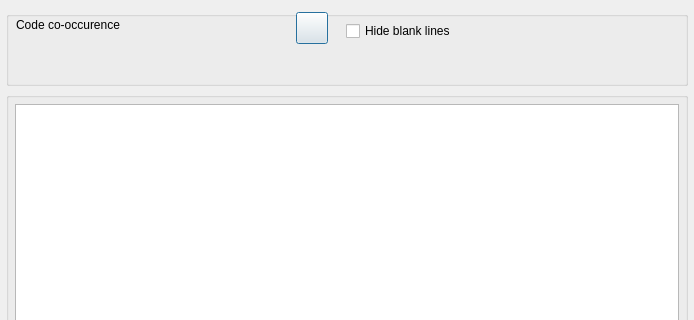
Qt form GUI_UIs/ui_dialog_cooccurrence.ui (ccbogel/QualCoder) before a commit; both pictures show x 0 to 694 and y 0 to 320 of the 694 by 543 pixel window.
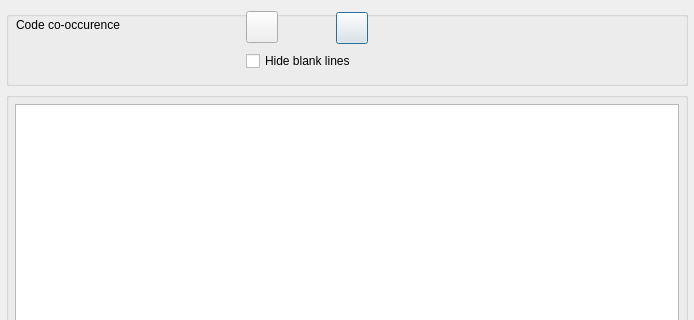
The same form after that commit.

```diff
--- a/GUI_UIs/ui_dialog_cooccurrence.ui
+++ b/GUI_UIs/ui_dialog_cooccurrence.ui
@@ -45,7 +45,7 @@
        <rect>
         <x>10</x>
         <y>3</y>
-        <width>261</width>
+        <width>221</width>
         <height>22</height>
        </rect>
       </property>
@@ -74,7 +74,7 @@
      <widget class="QPushButton" name="pushButton_export">
       <property name="geometry">
        <rect>
-        <x>290</x>
+        <x>330</x>
         <y>1</y>
         <width>32</width>
         <height>32</height>
@@ -102,8 +102,8 @@
      <widget class="QCheckBox" name="checkBox_hide_blanks">
       <property name="geometry">
        <rect>
-        <x>340</x>
-        <y>10</y>
+        <x>240</x>
+        <y>40</y>
         <width>201</width>
         <height>20</height>
        </rect>
@@ -112,6 +112,34 @@
        <string>Hide blank lines</string>
       </property>
      </widget>
+     <widget class="QPushButton" name="pushButton_run">
+      <property name="geometry">
+       <rect>
+        <x>240</x>
+        <y>0</y>
+        <width>32</width>
+        <height>32</height>
+       </rect>
+      </property>
+      <property name="minimumSize">
+       <size>
+        <width>32</width>
+        <height>32</height>
+       </size>
+      </property>
+      <property name="maximumSize">
+       <size>
+        <width>32</width>
+        <height>32</height>
+       </size>
+      </property>
+      <property name="toolTip">
+       <string>&lt;html&gt;&lt;head/&gt;&lt;body&gt;&lt;p&gt;Run&lt;/p&gt;&lt;/body&gt;&lt;/html&gt;</string>
+      </property>
+      <property name="text">
+       <string/>
+      </property>
+     </widget>
     </widget>
    </item>
    <item>
```
